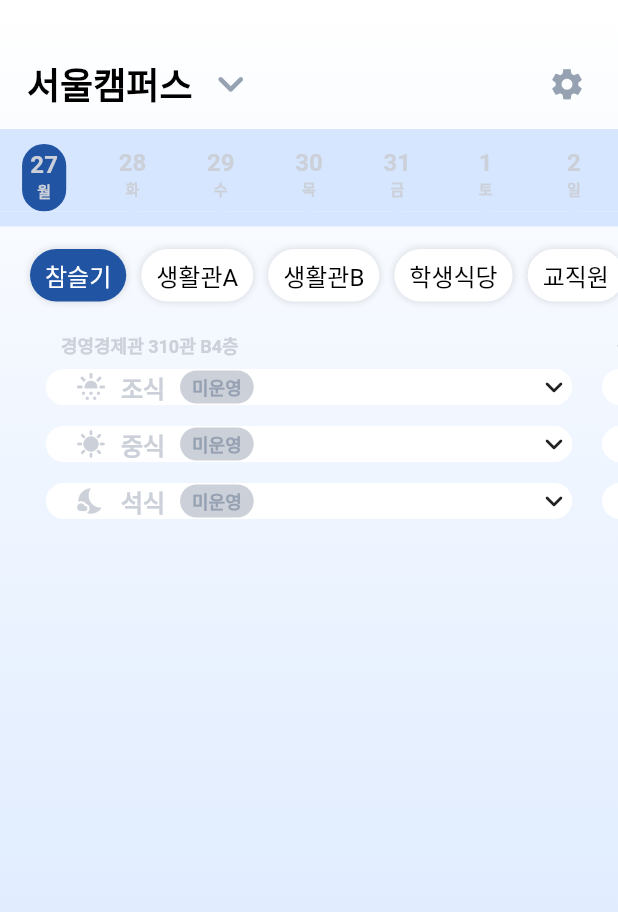
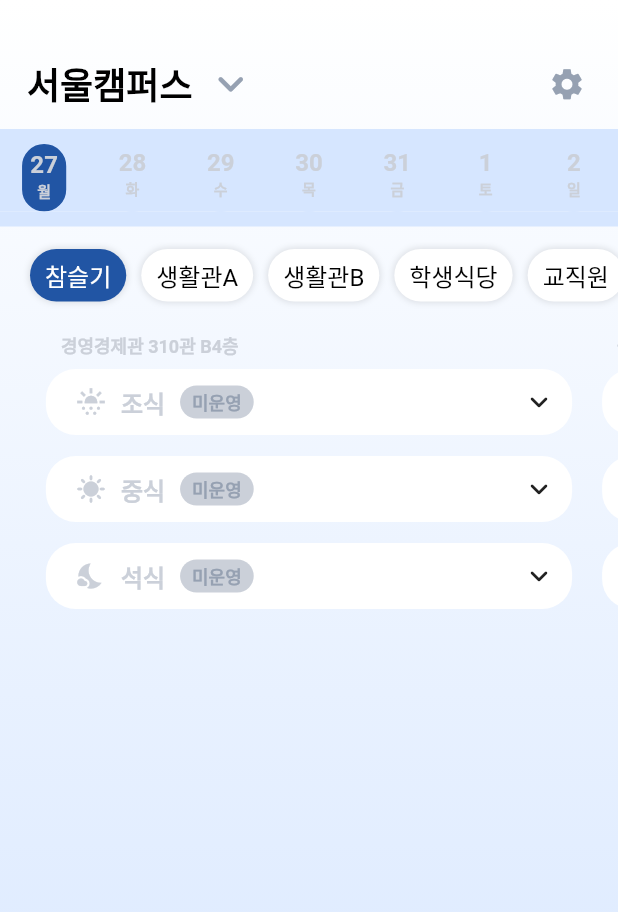
Before and after one commit to HipstuCAU/nyam_nyam_flutter, a Flutter app: the screen it shows after launch, on a phone screen of 412 x 824 dp. Shown: the top 912 px of the screen. Run offline on Flutter 3.47's test engine with Material 2 defaults, Android fonts, the light colour scheme and no system bars; drawn by our look-alikes of scroll_to_index; our stand-ins replace cloud_firestore, firebase_core, fluttertoast, shared_preferences; missing offline and left inert: flutter_email_sender; accounts and stored records are empty.

Commit message:
[feat] padding 값 수정 (#45)

```diff
--- a/lib/widgets/menu_widget.dart
+++ b/lib/widgets/menu_widget.dart
@@ -248,6 +248,9 @@ class _MenuState extends State<Menu> {
         child: Padding(
           padding: const EdgeInsets.only(
             left: 20,
+            right: 10,
+            top: 10,
+            bottom: 10,
           ),
           child: Column(
             crossAxisAlignment: CrossAxisAlignment.start,
@@ -288,6 +291,7 @@ class _MenuState extends State<Menu> {
                   padding: const EdgeInsets.only(
                     right: 20,
                     bottom: 10,
+                    top: 10,
                   ),
                   child: MediaQuery.removePadding(
                     removeTop: true,
```
